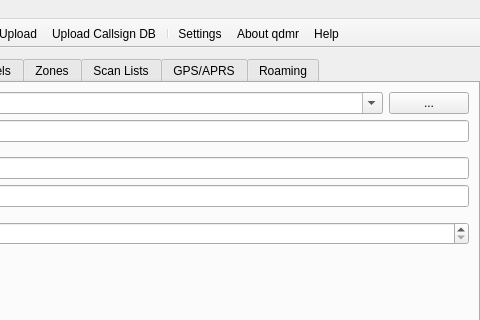
Old version of the form shared/mainwindow.ui in the repository hmatuschek/qdmr; both pictures show x 320 to 800 and y 0 to 320 of the 800 by 600 pixel window.
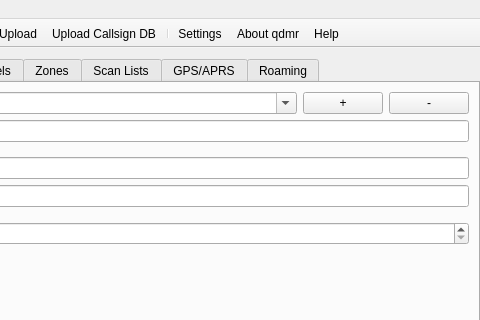
New version of the form. Icons and pictures are not drawn.

Commit message: Fixed digi channel dialog to edit DMR ID.

What changed in the file:
```diff
--- a/shared/mainwindow.ui
+++ b/shared/mainwindow.ui
@@ -204,7 +204,17 @@
             <item>
              <widget class="QPushButton" name="editIDs">
               <property name="text">
-               <string>...</string>
+               <string>+</string>
+              </property>
+             </widget>
+            </item>
+            <item>
+             <widget class="QPushButton" name="remID">
+              <property name="toolTip">
+               <string>&lt;html&gt;&lt;head/&gt;&lt;body&gt;&lt;p&gt;Deletes the selected DMR ID.&lt;/p&gt;&lt;p&gt;All channes using the deleted ID will switch back to the default DMR ID selected.&lt;/p&gt;&lt;/body&gt;&lt;/html&gt;</string>
+              </property>
+              <property name="text">
+               <string>-</string>
               </property>
              </widget>
             </item>
```
Left out of the diff: 14 changed lines with no effect on the pictures. The commit also changes 7 other files.
